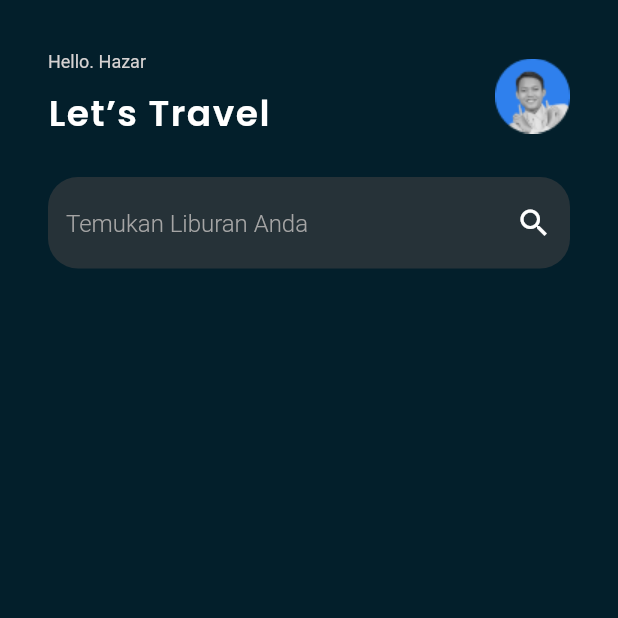
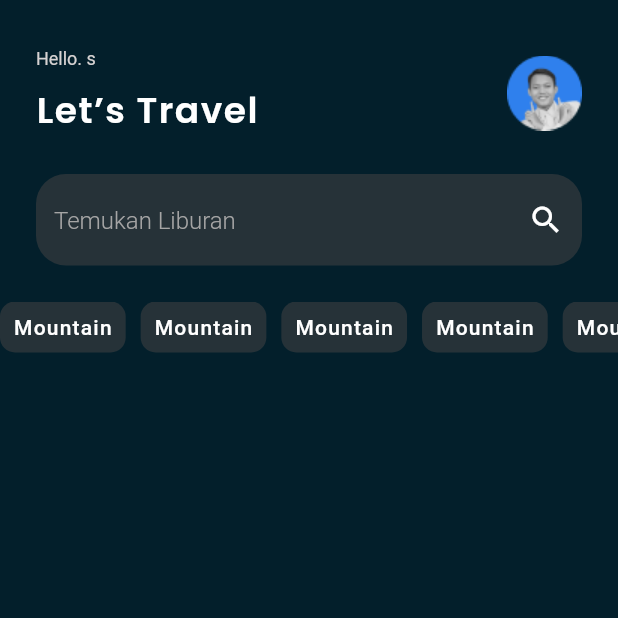
Before and after one commit to dadaxon0019/Travelling-App, a Flutter app: the screen it shows after launch, on a phone screen of 412 x 824 dp, the top half of it. Run offline on Flutter 3.47's test engine with Material 2 defaults, Android fonts, the phone set to English and light mode, and no system bars; our stand-ins replace google_fonts.

Commit message:
finish slider page

```diff
--- a/lib/main.dart
+++ b/lib/main.dart
@@ -1,5 +1,7 @@
 import 'package:flutter/material.dart';
 import 'package:travelling_app/screens/homePage.dart';
+import 'package:travelling_app/widgets/slider.dart';
+
 
 void main() {
   runApp(const MyApp());
@@ -7,10 +9,15 @@ void main() {
 class MyApp extends StatelessWidget {
   const MyApp({Key? key}) : super(key: key);
   @override
+
   Widget build(BuildContext context) {
-    return MaterialApp(
-
-      home: HomePage(),
+    return GestureDetector(
+      onTap: () =>
+          WidgetsBinding.instance.focusManager.primaryFocus?.unfocus(),
+      child: MaterialApp(
+        debugShowCheckedModeBanner: false,
+        home: HomePage(),
+      ),
     );
   }
 }
--- a/lib/screens/homePage.dart
+++ b/lib/screens/homePage.dart
@@ -1,6 +1,7 @@
 import 'package:flutter/material.dart';
 import 'package:travelling_app/widgets/inputWidget.dart';
 import 'package:google_fonts/google_fonts.dart';
+import 'package:travelling_app/widgets/slider.dart';
 
 class HomePage extends StatefulWidget {
   const HomePage({Key? key}) : super(key: key);
@@ -13,14 +14,13 @@ class _HomePageState extends State<HomePage> {
   @override
   Widget build(BuildContext context) {
     return Scaffold(
-
       backgroundColor: Color(0xff031F2B),
-      body: Center(
-        child: Center(
-          child: Container(
-            width: double.infinity,
-            padding: EdgeInsets.symmetric(vertical: 34,horizontal: 32),
-            child: SafeArea(
+      body: Column(
+        children: [
+          SafeArea(
+            child: Container(
+              width: double.infinity,
+              padding: EdgeInsets.only(top: 32,left: 24,right: 24),
               child: Column(
                 children: [
                   Row(
@@ -28,7 +28,7 @@ class _HomePageState extends State<HomePage> {
                       Column(
                         crossAxisAlignment: CrossAxisAlignment.start,
                         children: [
-                          Text('Hello. Hazar ',style: TextStyle(
+                          Text('Hello. s',style: TextStyle(
                               color: Color(0xffD6D2D2),
                             fontSize: 12,
                             ),
@@ -51,13 +51,24 @@ class _HomePageState extends State<HomePage> {
                     ],
                   ),
                   InputPage(),
-
-
                 ],
               ),
             ),
           ),
-        ),
+         Container(
+           height: 35,
+           child: ListView(
+             scrollDirection: Axis.horizontal,
+             children:[ Row(
+               crossAxisAlignment: CrossAxisAlignment.start,
+               children: [ ListItem(),
+                 ListItem(),ListItem(),
+                 ListItem(),ListItem(),
+                 ListItem()],
+             ),]
+           ),
+         ),
+        ],
       ),
     );
   }
--- a/lib/widgets/inputWidget.dart
+++ b/lib/widgets/inputWidget.dart
@@ -8,6 +8,8 @@ class InputPage extends StatefulWidget {
 }
 
 class _InputPageState extends State<InputPage> {
+
+
   @override
   Widget build(BuildContext context) {
     return Padding(
@@ -15,7 +17,7 @@ class _InputPageState extends State<InputPage> {
       child: TextField(
         style: TextStyle(color: Colors.white,fontSize: 18),
         decoration: InputDecoration(
-          hintText: 'Temukan Liburan Anda',
+          hintText: 'Temukan Liburan',
           hintStyle: TextStyle(
             decoration: TextDecoration.none,
             fontSize: 16,
--- /dev/null
+++ b/lib/widgets/slider.dart
@@ -0,0 +1,46 @@
+import 'package:flutter/material.dart';
+class ListItem extends StatefulWidget {
+  const ListItem({Key? key}) : super(key: key);
+
+  @override
+  State<StatefulWidget> createState() => new _ItemView();
+}
+class _ItemView extends State<ListItem>{
+  bool isFavorite = true;
+  @override
+  Widget build(BuildContext context) {
+    return
+       Row(
+         crossAxisAlignment: CrossAxisAlignment.start,
+         children: [
+           GestureDetector(
+             onTap: (){
+               isFavorite = !isFavorite;
+               setState(() {
+               });
+             },
+             child: Container(
+               margin: EdgeInsets.only(right: 10),
+               height: 34,
+               decoration: BoxDecoration(
+                   color: isFavorite ? Color(0xff263238) : Color(0xFF5EDFFF),
+                   borderRadius: BorderRadius.circular(10)
+               ),
+               child: Padding(
+                 padding: const EdgeInsets.all(9),
+                 child: Text(
+                   'Mountain',
+                   style: TextStyle(
+                       color: isFavorite ? Colors.white : Color(0xff263238),
+                       fontSize: 14,
+                       letterSpacing: 0.8,
+                       fontWeight: FontWeight.w500
+                   ),
+                 ),
+               ),
+             ),
+           ),
+         ],
+       );
+  }
+}
```
